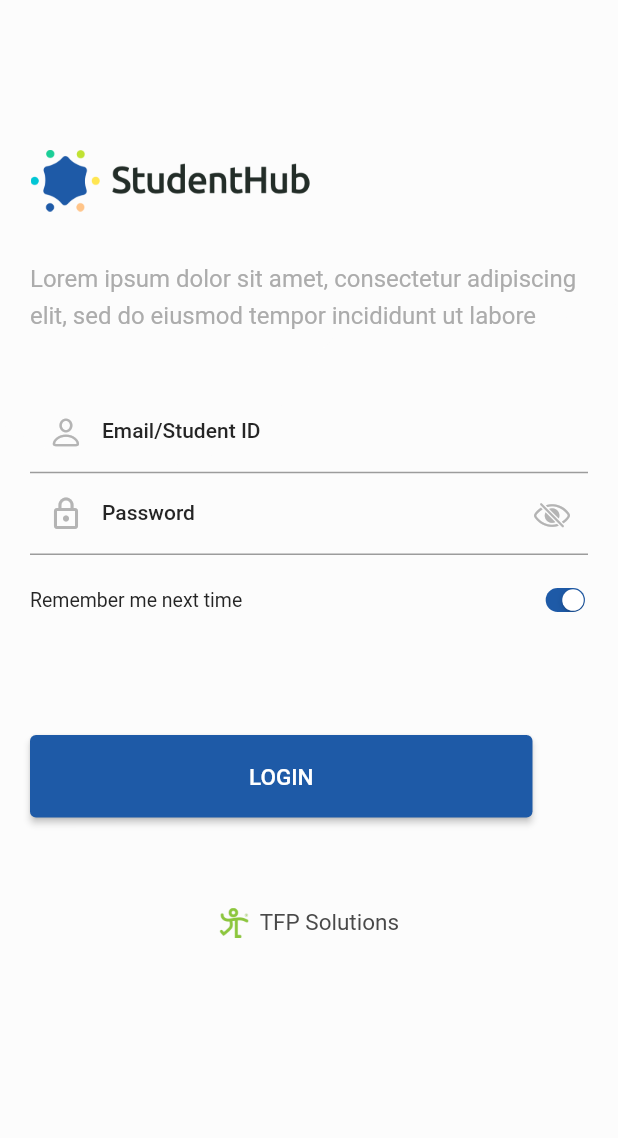
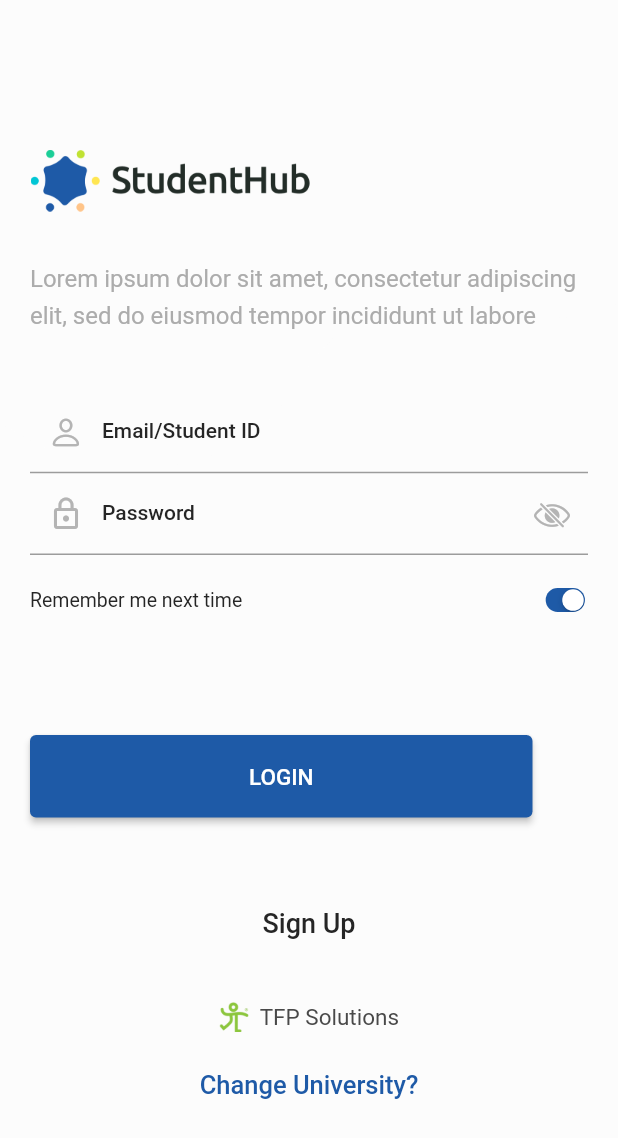
Before and after one commit to tipu0710/studenthub2, a Flutter app: the Login screen opened directly, on a phone screen of 412 x 824 dp. Shown: the top 1138 px of the screen. Run offline on Flutter 3.47's test engine with Material 2 defaults, Android fonts, the phone set to English and light mode, and no system bars; our stand-ins replace dio, pin_code_fields, shared_preferences; accounts and stored records are empty; Roboto replaces fonts that are missing (Microsoft YaHei UI, Poppins).

Commit message:
university added

```diff
--- /dev/null
+++ b/lib/service/sp/sp.dart
@@ -0,0 +1,28 @@
+import 'dart:convert';
+
+import 'package:shared_preferences/shared_preferences.dart';
+import 'package:studenthub2/ui/university/view/university_mode.dart';
+
+class SPData {
+  SPData._();
+  static SPData spData = SPData._();
+  SharedPreferences sharedPreferences;
+  initSP() async {
+    if (sharedPreferences == null) {
+      sharedPreferences = await SharedPreferences.getInstance();
+    }
+  }
+
+  Future<bool> setUniversity(UniversityModel universityModel) async {
+    String model = jsonEncode(universityModel.toJson());
+    return await sharedPreferences.setString("UNI", model);
+  }
+
+  Future<UniversityModel> getUniversity() async {
+    if (sharedPreferences.containsKey("UNI")) {
+      return UniversityModel.fromJson(
+          jsonDecode(sharedPreferences.getString("UNI")));
+    }
+    return null;
+  }
+}
--- a/lib/ui/login/view/login.dart
+++ b/lib/ui/login/view/login.dart
@@ -1,5 +1,6 @@
 import 'package:flutter/cupertino.dart';
 import 'package:flutter/material.dart';
+import 'package:studenthub2/global.dart';
 import 'package:studenthub2/ui/parent/view/parent.dart';
 
 import '../../../ui_helper/ui_helper.dart';
@@ -89,12 +90,57 @@ class _LoginState extends State<Login> {
                   SizedBox(
                     height: 40,
                   ),
-                  tfp()
+                  signUp(),
+                  SizedBox(
+                    height: 40,
+                  ),
+                  tfp(),
+                  SizedBox(
+                    height: 25,
+                  ),
+                  changeUni(),
+                  SizedBox(
+                    height: 40,
+                  ),
                 ],
               ),
             ),
           )
         ],
+      ),
+    );
+  }
+
+  Widget signUp(){
+    return Center(
+      child: Text(
+        'Sign Up',
+        style: TextStyle(
+          fontFamily: 'Roboto',
+          fontSize: 18,
+          color: const Color(0xff252525),
+          fontWeight: FontWeight.w500,
+          height: 1.8,
+        ),
+        textHeightBehavior: TextHeightBehavior(applyHeightToFirstAscent: false),
+        textAlign: TextAlign.left,
+      ),
+    );
+  }
+
+  Widget changeUni(){
+    return Center(
+      child: Text(
+        'Change University?',
+        style: TextStyle(
+          fontFamily: 'Roboto',
+          fontSize: 17,
+          color: primaryColor,
+          fontWeight: FontWeight.w500,
+          height: 1.8,
+        ),
+        textHeightBehavior: TextHeightBehavior(applyHeightToFirstAscent: false),
+        textAlign: TextAlign.left,
       ),
     );
   }
--- /dev/null
+++ b/lib/ui/university/view/university_mode.dart
@@ -0,0 +1,36 @@
+class UniversityModel {
+  List<String> webPages;
+  String country;
+  String stateProvince;
+  List<String> domains;
+  String name;
+  String alphaTwoCode;
+
+  UniversityModel(
+      {this.webPages,
+        this.country,
+        this.stateProvince,
+        this.domains,
+        this.name,
+        this.alphaTwoCode});
+
+  UniversityModel.fromJson(Map<String, dynamic> json) {
+    webPages = json['web_pages'].cast<String>();
+    country = json['country'];
+    stateProvince = json['state-province'];
+    domains = json['domains'].cast<String>();
+    name = json['name'];
+    alphaTwoCode = json['alpha_two_code'];
+  }
+
+  Map<String, dynamic> toJson() {
+    final Map<String, dynamic> data = new Map<String, dynamic>();
+    data['web_pages'] = this.webPages;
+    data['country'] = this.country;
+    data['state-province'] = this.stateProvince;
+    data['domains'] = this.domains;
+    data['name'] = this.name;
+    data['alpha_two_code'] = this.alphaTwoCode;
+    return data;
+  }
+}
--- a/pubspec.yaml
+++ b/pubspec.yaml
@@ -14,6 +14,8 @@ dependencies:
 
   cupertino_icons: ^1.0.2
   pin_code_fields: ^6.1.0
+  shared_preferences: ^2.0.5
+  dio: ^3.0.10
 
 dev_dependencies:
   flutter_test:
```
Also changed, not shown: lib/main.dart (+11 -7 lines), lib/service/api/api_service.dart (added, +70 -0 lines), lib/ui/university/controller/university_controller.dart (added, +40 -0 lines), lib/ui/university/view/university.dart (added, +133 -0 lines), lib/ui_helper/ui_helper.dart (+13 -6 lines), pubspec.lock, 3 other files.
